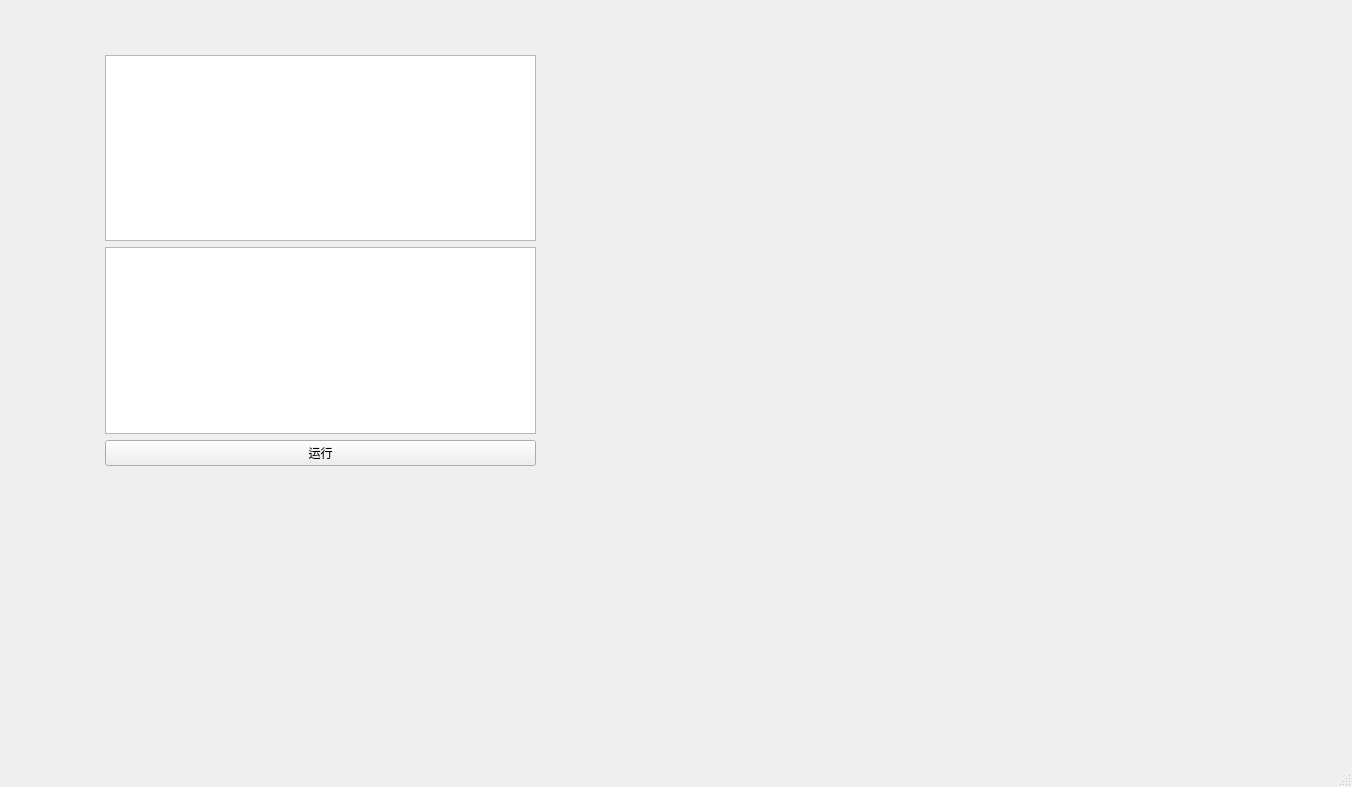
Qt form mainwindow.ui (louisir/ModbusGateway) before a commit.
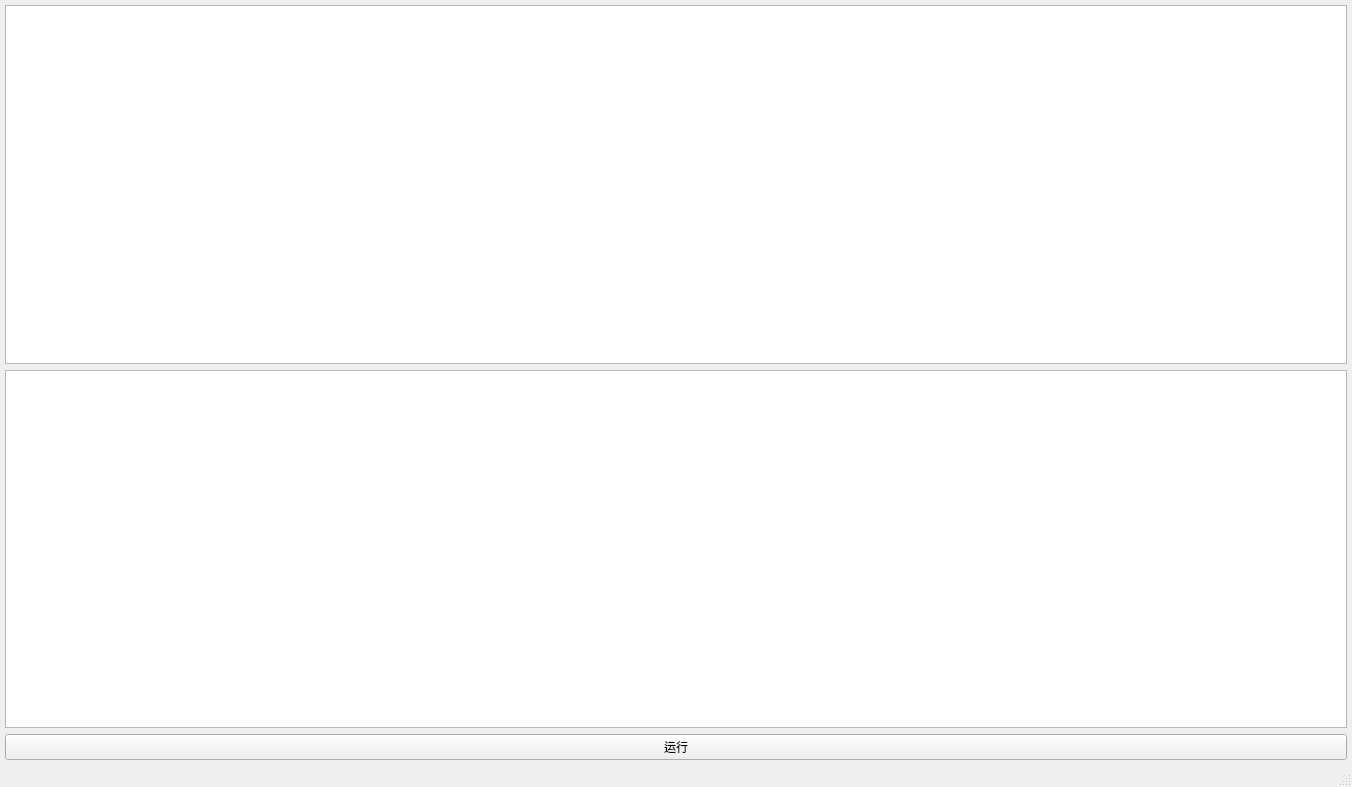
The same form after that commit.

Patch:
```diff
--- a/mainwindow.ui
+++ b/mainwindow.ui
@@ -14,15 +14,6 @@
    <string>MainWindow</string>
   </property>
   <widget class="QWidget" name="centralwidget">
-   <widget class="QWidget" name="verticalLayoutWidget">
-    <property name="geometry">
-     <rect>
-      <x>100</x>
-      <y>50</y>
-      <width>441</width>
-      <height>421</height>
-     </rect>
-    </property>
     <layout class="QVBoxLayout" name="verticalLayout">
      <property name="leftMargin">
       <number>5</number>
@@ -72,7 +63,6 @@
       </widget>
      </item>
     </layout>
-   </widget>
   </widget>
   <widget class="QMenuBar" name="menubar">
    <property name="geometry">
```
Lines whose indentation alone changed are shown as unchanged.
